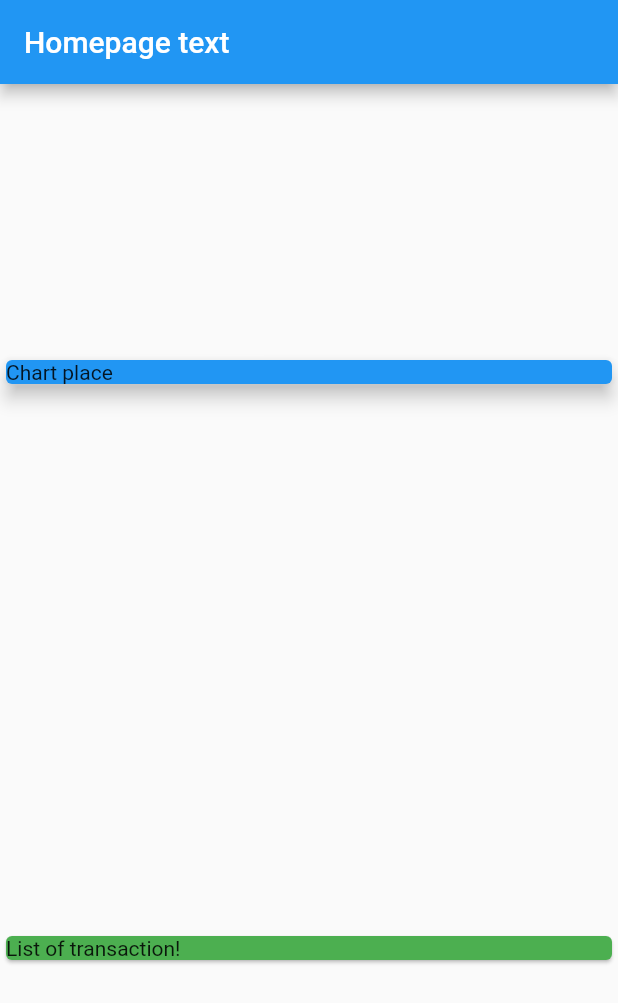
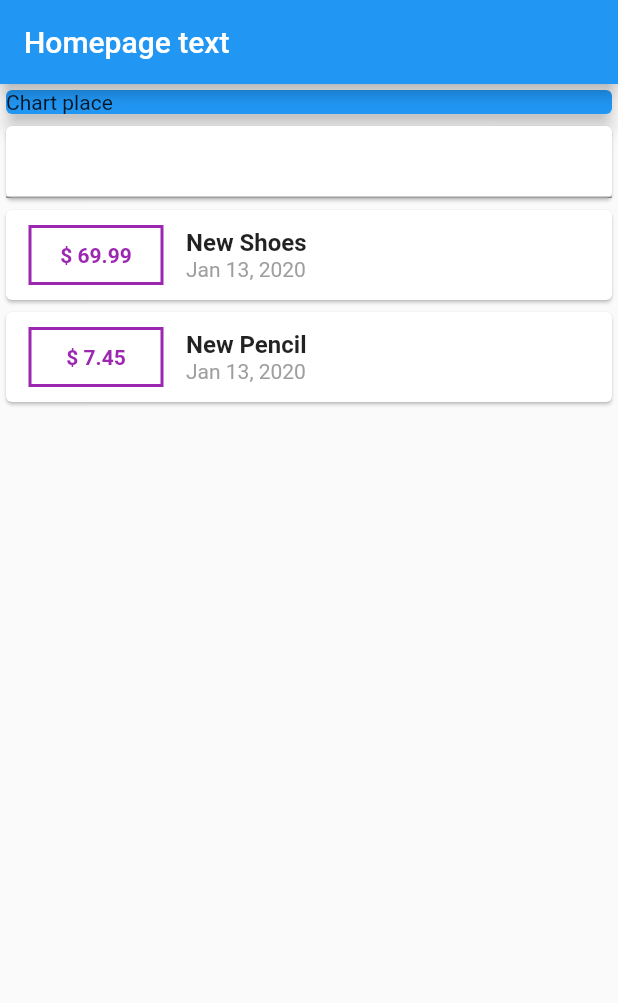
Before and after one commit to hoonblizz/Flutter_Sample_2_Personal_Expense_App, a Flutter app: the screen it shows after launch, on a phone screen of 412 x 824 dp. Shown: the top 1003 px of the screen. Run offline on Flutter 3.47's test engine with Material 2 defaults, Android fonts, the phone set to English and light mode, and no system bars.

Commit message:
Dart package install

```diff
--- a/lib/main.dart
+++ b/lib/main.dart
@@ -1,5 +1,6 @@
 import 'package:flutter/material.dart';
-import 'package:flutter/semantics.dart';
+import 'package:intl/intl.dart';
+import './transaction.dart';
 
 void main() => runApp(MyApp());
 
@@ -14,6 +15,22 @@ class MyApp extends StatelessWidget {
 }
 
 class MyHomePage extends StatelessWidget {
+  // List of <Transaction>
+  final List<Transaction> transactions = [
+    Transaction(
+      id: 't1',
+      title: 'New Shoes',
+      amount: 69.99,
+      date: DateTime.now(),
+    ),
+    Transaction(
+      id: 't2',
+      title: 'New Pencil',
+      amount: 7.45,
+      date: DateTime.now(),
+    ),
+  ];
+
   @override
   Widget build(BuildContext context) {
     return Scaffold(
@@ -21,9 +38,10 @@ class MyHomePage extends StatelessWidget {
           title: Text('Homepage text'),
         ),
         body: Column(
-          mainAxisAlignment: MainAxisAlignment.spaceAround,
+          mainAxisAlignment: MainAxisAlignment.start,
           crossAxisAlignment: CrossAxisAlignment.stretch,
           children: <Widget>[
+            // Chart 컨테이너
             Container(
               width: double.infinity,
               child: Card(
@@ -32,9 +50,61 @@ class MyHomePage extends StatelessWidget {
                 color: Colors.blue,
               ),
             ),
+            // 유저 인풋 컨테이너
             Card(
-              color: Colors.green,
-              child: Text('List of transaction!'),
+              child: Column(
+                children: <Widget>[
+                  TextField(),
+                ],
+              ),
+            ),
+            // 트랜젝션 컨테이너
+            Column(
+              children: transactions.map((e) {
+                return Card(
+                  child: Row(
+                    children: <Widget>[
+                      Container(
+                        width: 90,
+                        margin: EdgeInsets.symmetric(
+                          vertical: 10,
+                          horizontal: 15,
+                        ),
+                        decoration: BoxDecoration(
+                            border: Border.all(
+                          color: Colors.purple,
+                          width: 2,
+                        )),
+                        padding: EdgeInsets.all(10),
+                        alignment: Alignment.center,
+                        child: Text(
+                          '\$ ${e.amount.toString()}',
+                          style: TextStyle(
+                            fontWeight: FontWeight.bold,
+                            color: Colors.purple,
+                          ),
+                        ),
+                      ),
+                      Column(
+                        crossAxisAlignment: CrossAxisAlignment.start,
+                        children: <Widget>[
+                          Text(
+                            e.title,
+                            style: TextStyle(
+                              fontSize: 16,
+                              fontWeight: FontWeight.bold,
+                            ),
+                          ),
+                          Text(
+                            DateFormat.yMMMd().format(e.date),
+                            style: TextStyle(color: Colors.grey),
+                          ),
+                        ],
+                      )
+                    ],
+                  ),
+                );
+              }).toList(),
             ),
           ],
         ));
--- a/pubspec.yaml
+++ b/pubspec.yaml
@@ -19,6 +19,7 @@ environment:
 dependencies:
   flutter:
     sdk: flutter
+  intl: ^0.16.1
 
   # The following adds the Cupertino Icons font to your application.
   # Use with the CupertinoIcons class for iOS style icons.
```
Also changed, not shown: pubspec.lock, 1 other file.
